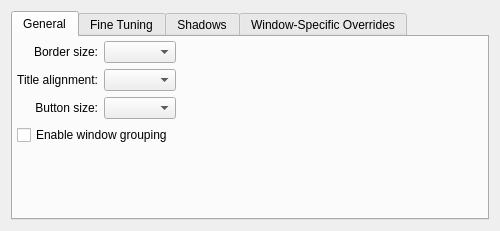
Before: the Qt Designer form clients/oxygen/config/oxygenconfigurationui.ui in KDE/kwin, drawn with Qt 5.
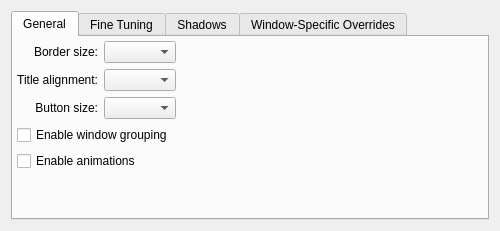
After: the same form once the commit is applied. Custom widgets are drawn as their Qt base class.

Commit message: added checkbox to enable/disable decoration animations

```diff
--- a/clients/oxygen/config/oxygenconfigurationui.ui
+++ b/clients/oxygen/config/oxygenconfigurationui.ui
@@ -89,7 +89,7 @@
          </property>
         </widget>
        </item>
-       <item row="4" column="0">
+       <item row="5" column="0">
         <spacer name="verticalSpacer">
          <property name="orientation">
           <enum>Qt::Vertical</enum>
@@ -102,6 +102,13 @@
          </property>
         </spacer>
        </item>
+       <item row="4" column="0" colspan="2">
+        <widget class="QCheckBox" name="useAnimations">
+         <property name="text">
+          <string>Enable animations</string>
+         </property>
+        </widget>
+       </item>
       </layout>
      </widget>
      <widget class="QWidget" name="tab_2">
```
The commit also changes 2 other files.
